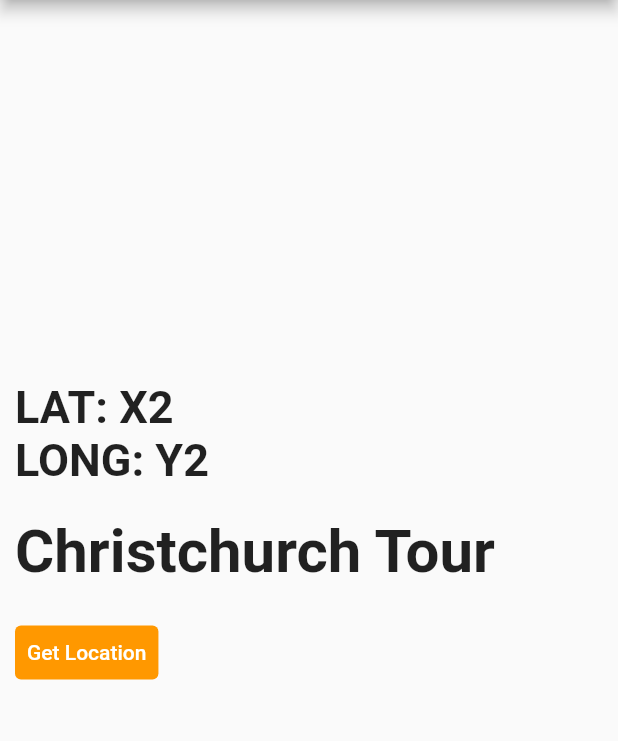
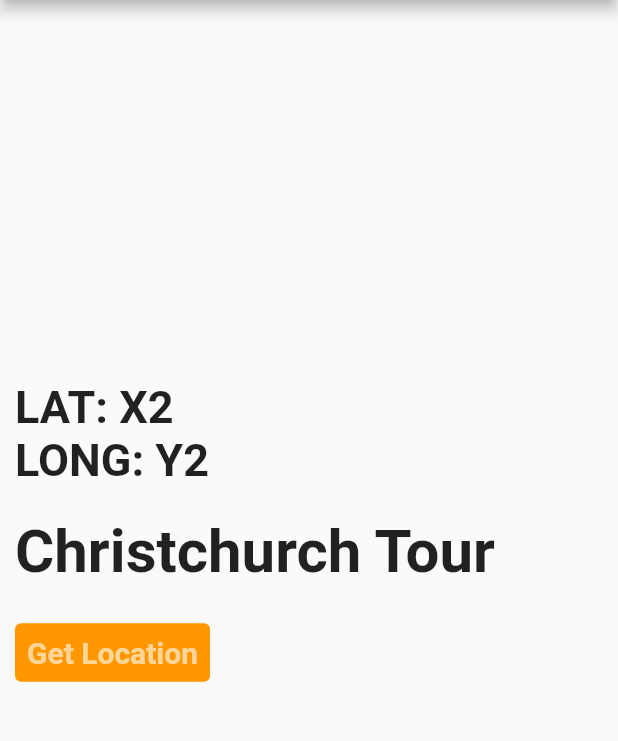
Before and after one commit to leftlyk/Driveguide, a Flutter app: the screen it shows after launch, after a tap on "Get Location", on a phone screen of 412 x 824 dp, the part 84-825 px from its top. Run offline on Flutter 3.47's test engine with Material 2 defaults, Android fonts, the phone set to English and light mode, and no system bars; our stand-ins replace geolocator.

```diff
--- a/lib/home_page.dart
+++ b/lib/home_page.dart
@@ -69,7 +69,7 @@ class _HomePageState extends State<HomePage> {
 
   List locationList = [];
 
-  double accuracyNum = 0.0001;
+  double accuracyNum = 0.0005; ///50 metres
 
   /// decimal places  degrees	    distance
   ///       0	          1.0	       111 km
@@ -90,6 +90,8 @@ class _HomePageState extends State<HomePage> {
     locationList.add(temp);
 
     temp = Record(-43.5246, 172.60025, "cbhs desc");
+    locationList.add(temp);
+    temp = Record(-43.5244, 172.6013, "outside digitech classroom");
     locationList.add(temp);
   }
 
@@ -162,9 +164,13 @@ class _HomePageState extends State<HomePage> {
               child: TextButton(
                   style: ButtonStyle(
                     backgroundColor: MaterialStateProperty.all<Color>(Colors.orange),
-                    foregroundColor: MaterialStateProperty.all<Color>(Colors.white),
                   ),
-                  child: Text('Get Location'),
+                  child: Text('Get Location',
+                      style: TextStyle(
+                          color: Colors.white60,
+                          fontWeight: FontWeight.bold,
+                          fontSize: 20)
+                  ),
                   onPressed: () {
                     _getCurrentLocation();
                     _getLocationProximity();
@@ -179,7 +185,7 @@ class _HomePageState extends State<HomePage> {
               margin: EdgeInsets.fromLTRB(10.0, 0, 0, 0),
               child: Text(messageOutput,
                   style: TextStyle(
-                  color: Colors.black87,
+                  color: Colors.redAccent,
                   fontWeight: FontWeight.bold,
                   fontSize: 30)
               ),
```
